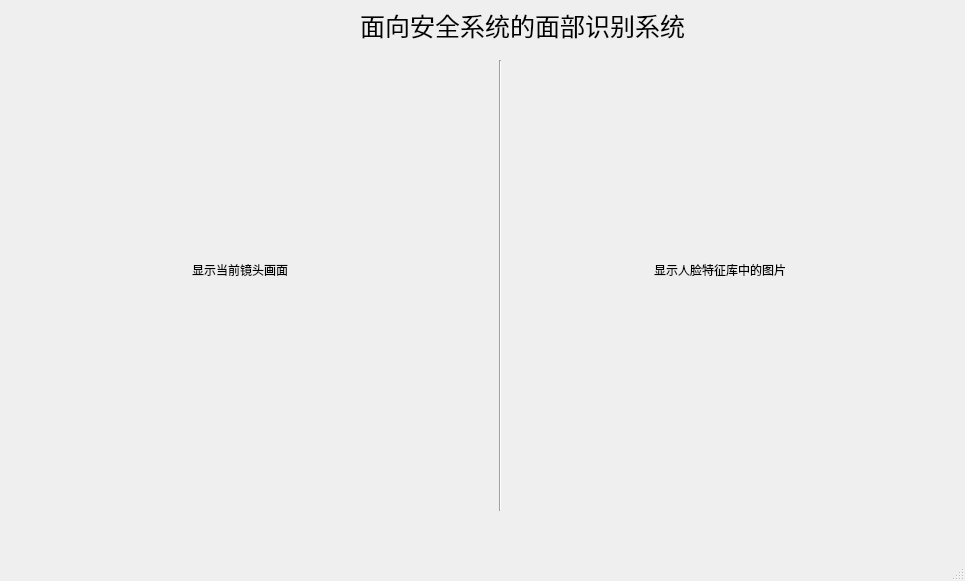
jiangren1254/Adaface_gui, file core_code/gui/main_window.ui: the form before one commit.
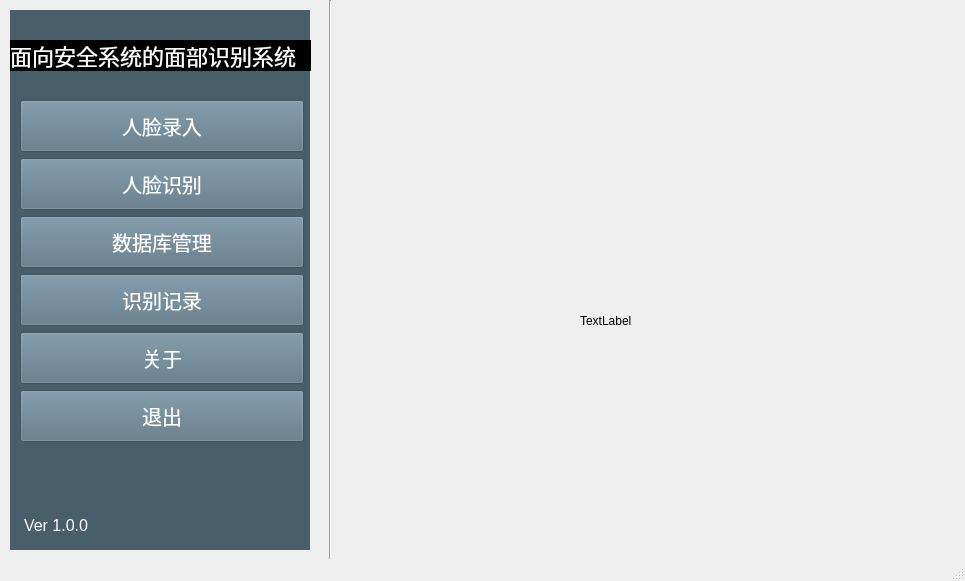
The form after the commit.

Commit message: gui设计

The edit to the form file:
```diff
--- a/core_code/gui/main_window.ui
+++ b/core_code/gui/main_window.ui
@@ -14,75 +14,40 @@
    <string>面向安全系统的面部识别系统</string>
   </property>
   <widget class="QWidget" name="centralwidget">
-   <widget class="QLabel" name="input">
+   <widget class="Line" name="line_1">
     <property name="geometry">
      <rect>
-      <x>80</x>
-      <y>30</y>
-      <width>320</width>
-      <height>480</height>
-     </rect>
-    </property>
-    <property name="text">
-     <string>显示当前镜头画面</string>
-    </property>
-    <property name="scaledContents">
-     <bool>true</bool>
-    </property>
-    <property name="alignment">
-     <set>Qt::AlignCenter</set>
-    </property>
-   </widget>
-   <widget class="QLabel" name="output">
-    <property name="geometry">
-     <rect>
-      <x>560</x>
-      <y>30</y>
-      <width>320</width>
-      <height>480</height>
-     </rect>
-    </property>
-    <property name="text">
-     <string>显示人脸特征库中的图片</string>
-    </property>
-    <property name="scaledContents">
-     <bool>true</bool>
-    </property>
-    <property name="alignment">
-     <set>Qt::AlignCenter</set>
-    </property>
-    <property name="margin">
-     <number>-8</number>
-    </property>
-   </widget>
-   <widget class="Line" name="line">
-    <property name="geometry">
-     <rect>
-      <x>470</x>
-      <y>60</y>
-      <width>61</width>
-      <height>451</height>
+      <x>320</x>
+      <y>0</y>
+      <width>20</width>
+      <height>581</height>
      </rect>
     </property>
     <property name="orientation">
      <enum>Qt::Vertical</enum>
     </property>
    </widget>
-   <widget class="QLabel" name="label">
+   <widget class="QLabel" name="label_title">
     <property name="geometry">
      <rect>
-      <x>360</x>
-      <y>10</y>
-      <width>331</width>
+      <x>10</x>
+      <y>40</y>
+      <width>301</width>
       <height>31</height>
      </rect>
     </property>
     <property name="font">
      <font>
-      <family>优设标题黑</family>
-      <pointsize>19</pointsize>
+      <family>Microsoft YaHei UI</family>
+      <pointsize>-1</pointsize>
      </font>
     </property>
+    <property name="styleSheet">
+     <string notr="true">background-color: black;
+color: white;
+font-size: 22px;
+ qproperty-alignment: AlignCenter;</string>
+    </property>
     <property name="text">
      <string>面向安全系统的面部识别系统</string>
     </property>
@@ -90,6 +55,173 @@
      <bool>false</bool>
     </property>
    </widget>
+   <widget class="QLabel" name="label_bg1">
+    <property name="geometry">
+     <rect>
+      <x>10</x>
+      <y>10</y>
+      <width>300</width>
+      <height>540</height>
+     </rect>
+    </property>
+    <property name="styleSheet">
+     <string notr="true">background-color: rgb(72, 94, 105);
+ color:rgb(72, 94, 105);
+ font-size: 20px; padding: 10px;</string>
+    </property>
+    <property name="text">
+     <string/>
+    </property>
+   </widget>
+   <widget class="QLabel" name="label_version">
+    <property name="geometry">
+     <rect>
+      <x>10</x>
+      <y>500</y>
+      <width>300</width>
+      <height>50</height>
+     </rect>
+    </property>
+    <property name="styleSheet">
+     <string notr="true">background-color: rgb(72, 94, 105);
+    color: rgb(255, 255, 255);
+    font-size: 16px;
+    padding: 10px;
+    min-width: 260px;
+    min-height: 30px;
+ qproperty-alignment: AlignCenter;</string>
+    </property>
+    <property name="text">
+     <string>Ver 1.0.0</string>
+    </property>
+   </widget>
+   <widget class="QWidget" name="verticalLayoutWidget">
+    <property name="geometry">
+     <rect>
+      <x>20</x>
+      <y>100</y>
+      <width>284</width>
+      <height>344</height>
+     </rect>
+    </property>
+    <layout class="QVBoxLayout" name="verticalLayout">
+     <item>
+      <widget class="QPushButton" name="pushButton_faceInput">
+       <property name="styleSheet">
+        <string notr="true">  background-color:rgb(90, 116, 131);
+    color: rgb(255, 255, 255);
+    font-size: 20px;
+    padding: 10px;
+    min-width: 260px;
+    min-height: 30px;
+ qproperty-alignment: AlignCenter;</string>
+       </property>
+       <property name="text">
+        <string>人脸录入</string>
+       </property>
+      </widget>
+     </item>
+     <item>
+      <widget class="QPushButton" name="pushButton_face_recog">
+       <property name="styleSheet">
+        <string notr="true">  background-color:rgb(90, 116, 131);
+    color: rgb(255, 255, 255);
+    font-size: 20px;
+    padding: 10px;
+    min-width: 260px;
+    min-height: 30px;
+ qproperty-alignment: AlignCenter;</string>
+       </property>
+       <property name="text">
+        <string>人脸识别</string>
+       </property>
+      </widget>
+     </item>
+     <item>
+      <widget class="QPushButton" name="pushButton_database">
+       <property name="styleSheet">
+        <string notr="true">  background-color:rgb(90, 116, 131);
+    color: rgb(255, 255, 255);
+    font-size: 20px;
+    padding: 10px;
+    min-width: 260px;
+    min-height: 30px;
+ qproperty-alignment: AlignCenter;</string>
+       </property>
+       <property name="text">
+        <string>数据库管理</string>
+       </property>
+      </widget>
+     </item>
+     <item>
+      <widget class="QPushButton" name="pushButton_record">
+       <property name="styleSheet">
+        <string notr="true">  background-color:rgb(90, 116, 131);
+    color: rgb(255, 255, 255);
+    font-size: 20px;
+    padding: 10px;
+    min-width: 260px;
+    min-height: 30px;
+ qproperty-alignment: AlignCenter;</string>
+       </property>
+       <property name="text">
+        <string>识别记录</string>
+       </property>
+      </widget>
+     </item>
+     <item>
+      <widget class="QPushButton" name="pushButton_about">
+       <property name="styleSheet">
+        <string notr="true">  background-color:rgb(90, 116, 131);
+    color: rgb(255, 255, 255);
+    font-size: 20px;
+    padding: 10px;
+    min-width: 260px;
+    min-height: 30px;
+ qproperty-alignment: AlignCenter;</string>
+       </property>
+       <property name="text">
+        <string>关于</string>
+       </property>
+      </widget>
+     </item>
+     <item>
+      <widget class="QPushButton" name="pushButton_quit">
+       <property name="styleSheet">
+        <string notr="true">  background-color:rgb(90, 116, 131);
+    color: rgb(255, 255, 255);
+    font-size: 20px;
+    padding: 10px;
+    min-width: 260px;
+    min-height: 30px;
+ qproperty-alignment: AlignCenter;</string>
+       </property>
+       <property name="text">
+        <string>退出</string>
+       </property>
+      </widget>
+     </item>
+    </layout>
+   </widget>
+   <widget class="QLabel" name="label_time">
+    <property name="geometry">
+     <rect>
+      <x>580</x>
+      <y>290</y>
+      <width>141</width>
+      <height>61</height>
+     </rect>
+    </property>
+    <property name="text">
+     <string>TextLabel</string>
+    </property>
+   </widget>
+   <zorder>label_bg1</zorder>
+   <zorder>line_1</zorder>
+   <zorder>label_title</zorder>
+   <zorder>label_version</zorder>
+   <zorder>verticalLayoutWidget</zorder>
+   <zorder>label_time</zorder>
   </widget>
   <widget class="QStatusBar" name="statusbar"/>
  </widget>
```
The commit also changes 2 other files.
